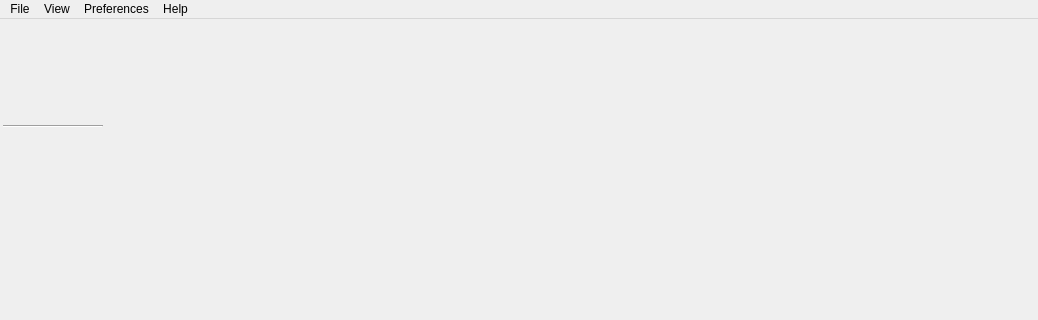
This is src/GUI/Player/GUI_Player.ui in return42/sayonara as Qt 5 draws it before an edit; both pictures show x 0 to 1038 and y 0 to 320 of the 1038 by 814 pixel window. The edited form follows.
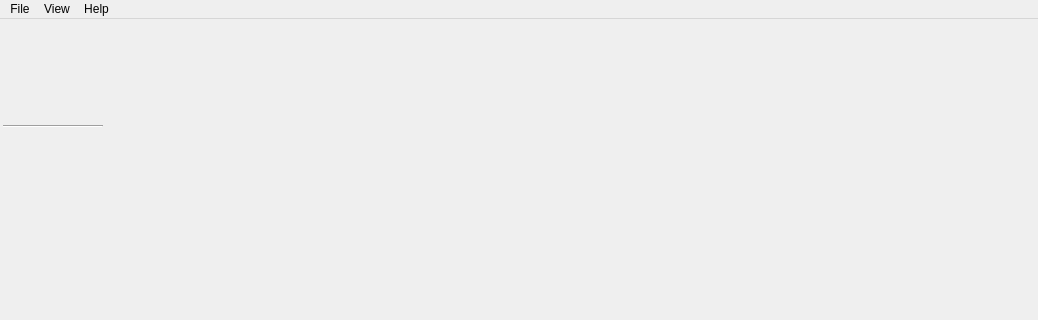
This is the edited form. Icons and pictures are not drawn. Custom widgets are drawn as their Qt base class.

Commit message: search preferences

```diff
--- a/src/GUI/Player/GUI_Player.ui
+++ b/src/GUI/Player/GUI_Player.ui
@@ -174,16 +174,8 @@
     <addaction name="action_help"/>
     <addaction name="action_about"/>
    </widget>
-   <widget class="QMenu" name="menu_preferences">
-    <property name="title">
-     <string>Preferences</string>
-    </property>
-    <addaction name="action_preferences"/>
-    <addaction name="separator"/>
-   </widget>
    <addaction name="menu_file"/>
    <addaction name="menu_view"/>
-   <addaction name="menu_preferences"/>
    <addaction name="menu_about"/>
   </widget>
   <action name="action_OpenFile">
```
The commit also changes 14 other files.
